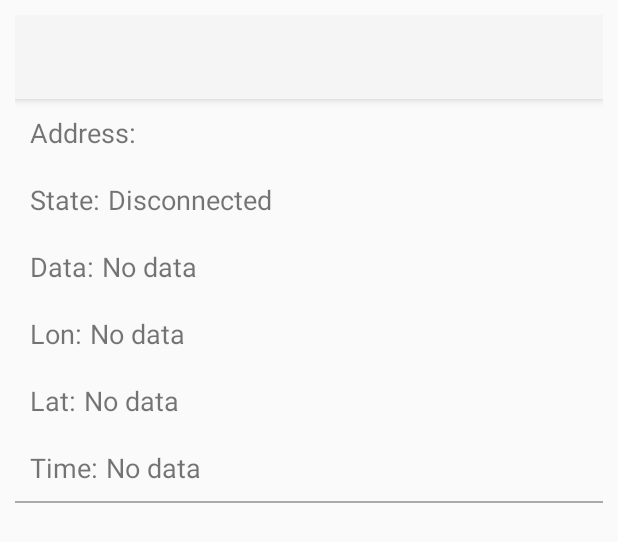
After one commit to aelillie/ReRide_Platform, an Android app: the layout activity_ble_data.xml on its own in the app's theme, with its tools: preview values and no code run, on a phone screen of 412 x 824 dp. The commit adds this screen. Shown: the top 542 px of the screen. Run offline under Robolectric (Android 15) with nearby library versions, the phone set to English and light mode, and no system bars.

Commit message:
Introducing old activity with new listener

```diff
--- a/Central/Android/ReRide/app/src/main/AndroidManifest.xml
+++ b/Central/Android/ReRide/app/src/main/AndroidManifest.xml
@@ -24,7 +24,7 @@
                 <category android:name="android.intent.category.LAUNCHER"/>
             </intent-filter>
         </activity>
-        <activity android:name=".data.ReRideDataActivity"
+        <activity android:name=".data.ReRideHistoryDataActivity"
                   android:parentActivityName=".MainActivity"/>
         <service android:name=".ble.BLEDeviceControlService"/>
         <service android:name=".ble.BLEService"/>
--- /dev/null
+++ b/Central/Android/ReRide/app/src/main/res/layout/activity_ble_data.xml
@@ -0,0 +1,137 @@
+<?xml version="1.0" encoding="utf-8"?>
+<LinearLayout
+    xmlns:android="http://schemas.android.com/apk/res/android"
+    xmlns:app="http://schemas.android.com/apk/res-auto"
+    xmlns:tools="http://schemas.android.com/tools"
+    android:orientation="vertical"
+    android:layout_width="match_parent"
+    android:layout_height="match_parent"
+    android:layout_margin="10dp">
+    <android.support.v7.widget.Toolbar
+        android:id="@+id/toolbar_ble"
+        android:layout_width="match_parent"
+        android:layout_height="?attr/actionBarSize"
+        android:background="?attr/colorPrimary"
+        android:elevation="4dp"
+        android:theme="@style/ThemeOverlay.AppCompat.ActionBar"
+        app:popupTheme="@style/ThemeOverlay.AppCompat.Light"/>
+
+    <LinearLayout
+        android:layout_width="match_parent"
+        android:layout_height="match_parent"
+        android:orientation="vertical">
+
+        <LinearLayout android:orientation="horizontal"
+                      android:layout_width="match_parent"
+                      android:layout_height="wrap_content"
+                      android:layout_margin="10dp">
+            <TextView android:layout_width="wrap_content"
+                      android:layout_height="wrap_content"
+                      android:text="@string/label_device_address"
+                      android:textSize="18sp"/>
+            <Space android:layout_width="5dp"
+                   android:layout_height="wrap_content"/>
+            <TextView android:id="@+id/device_address"
+                      android:layout_width="match_parent"
+                      android:layout_height="wrap_content"
+                      android:textSize="18sp"/>
+        </LinearLayout>
+        <LinearLayout android:orientation="horizontal"
+                      android:layout_width="match_parent"
+                      android:layout_height="wrap_content"
+                      android:layout_margin="10dp">
+            <TextView android:layout_width="wrap_content"
+                      android:layout_height="wrap_content"
+                      android:text="@string/label_state"
+                      android:textSize="18sp"/>
+            <Space android:layout_width="5dp"
+                   android:layout_height="wrap_content"/>
+            <TextView android:id="@+id/connection_state"
+                      android:layout_width="match_parent"
+                      android:layout_height="wrap_content"
+                      android:text="@string/disconnected"
+                      android:textSize="18sp"/>
+        </LinearLayout>
+        <LinearLayout android:orientation="horizontal"
+                      android:layout_width="match_parent"
+                      android:layout_height="wrap_content"
+                      android:layout_margin="10dp">
+            <TextView android:layout_width="wrap_content"
+                      android:layout_height="wrap_content"
+                      android:text="@string/label_data"
+                      android:textSize="18sp"/>
+            <Space android:layout_width="5dp"
+                   android:layout_height="wrap_content"/>
+            <TextView android:id="@+id/data_value"
+                      android:layout_width="match_parent"
+                      android:layout_height="wrap_content"
+                      android:text="@string/no_data"
+                      android:textSize="18sp"/>
+        </LinearLayout>
+        <LinearLayout android:orientation="horizontal"
+                      android:layout_width="match_parent"
+                      android:layout_height="wrap_content"
+                      android:layout_margin="10dp">
+            <TextView android:layout_width="wrap_content"
+                      android:layout_height="wrap_content"
+                      android:text="@string/label_location_long"
+                      android:textSize="18sp"/>
+            <Space android:layout_width="5dp"
+                   android:layout_height="wrap_content"/>
+            <TextView android:id="@+id/location_lon_value"
+                      android:layout_width="match_parent"
+                      android:layout_height="wrap_content"
+                      android:text="@string/no_data"
+                      android:textSize="18sp"/>
+        </LinearLayout>
+        <LinearLayout android:orientation="horizontal"
+                      android:layout_width="match_parent"
+                      android:layout_height="wrap_content"
+                      android:layout_margin="10dp">
+            <TextView android:layout_width="wrap_content"
+                      android:layout_height="wrap_content"
+                      android:text="@string/label_location_lat"
+                      android:textSize="18sp"/>
+            <Space android:layout_width="5dp"
+                   android:layout_height="wrap_content"/>
+            <TextView android:id="@+id/location_lat_value"
+                      android:layout_width="match_parent"
+                      android:layout_height="wrap_content"
+                      android:text="@string/no_data"
+                      android:textSize="18sp"/>
+        </LinearLayout>
+        <LinearLayout android:orientation="horizontal"
+                      android:layout_width="match_parent"
+                      android:layout_height="wrap_content"
+                      android:layout_margin="10dp">
+            <TextView android:layout_width="wrap_content"
+                      android:layout_height="wrap_content"
+                      android:text="@string/label_time"
+                      android:textSize="18sp"/>
+            <Space android:layout_width="5dp"
+                   android:layout_height="wrap_content"/>
+            <TextView android:id="@+id/time_value"
+                      android:layout_width="match_parent"
+                      android:layout_height="wrap_content"
+                      android:text="@string/no_data"
+                      android:textSize="18sp"/>
+        </LinearLayout>
+        <!--<LinearLayout android:orientation="horizontal"
+                      android:layout_width="match_parent"
+                      android:layout_height="wrap_content"
+                      android:layout_margin="10dp">
+            <Button
+                android:id="@+id/get_data_button"
+                android:layout_width="match_parent"
+                android:layout_height="wrap_content"
+                android:text="@string/get_data_button_text"
+                android:enabled="false"/>
+        </LinearLayout>-->
+
+        <View
+            android:layout_width="match_parent"
+            android:layout_height="1dp"
+            android:background="@android:color/darker_gray"/>
+    </LinearLayout>
+
+</LinearLayout>
--- a/Central/Android/ReRide/app/src/main/res/values/strings.xml
+++ b/Central/Android/ReRide/app/src/main/res/values/strings.xml
@@ -19,6 +19,7 @@
     <string name="label_device_address">Address:</string>
     <string name="select">Select</string>
     <string name="disconnect">Disconnect</string>
+    <string name="disconnected">Disconnected</string>
     <string name="connected">Connected</string>
     <string name="action_settings">Settings</string>
     <string name="unknown_device">Unknown device</string>
@@ -35,6 +36,7 @@
     <string name="devices_number">Devices:</string>
     <string name="label_connected">Connected:</string>
     <string name="streaming_data">Streaming data</string>
+    <string name="historical_data">Historical data</string>
     <string name="label_id">ID:</string>
     <string name="data_unit_label">Unit:</string>
     <string name="data_value_label">Value:</string>
```
Also changed, not shown: Central/Android/ReRide/app/src/main/java/com/anders/reride/MainActivity.java (+6 -38 lines), Central/Android/ReRide/app/src/main/java/com/anders/reride/ble/BLEDeviceControlService.java (+36 -8 lines), Central/Android/ReRide/app/src/main/java/com/anders/reride/ble/BLEService.java (+5 -4 lines), Central/Android/ReRide/app/src/main/java/com/anders/reride/data/ReRideDataActivity.java (+76 -171 lines), Central/Android/ReRide/app/src/main/java/com/anders/reride/data/ReRideHistoryDataActivity.java (added, +213 -0 lines), Central/Android/ReRide/app/src/main/res/layout/activity_historical_data.xml (renamed from Central/Android/ReRide/app/src/main/res/layout/activity_ble.xml, +4 -4 lines).
